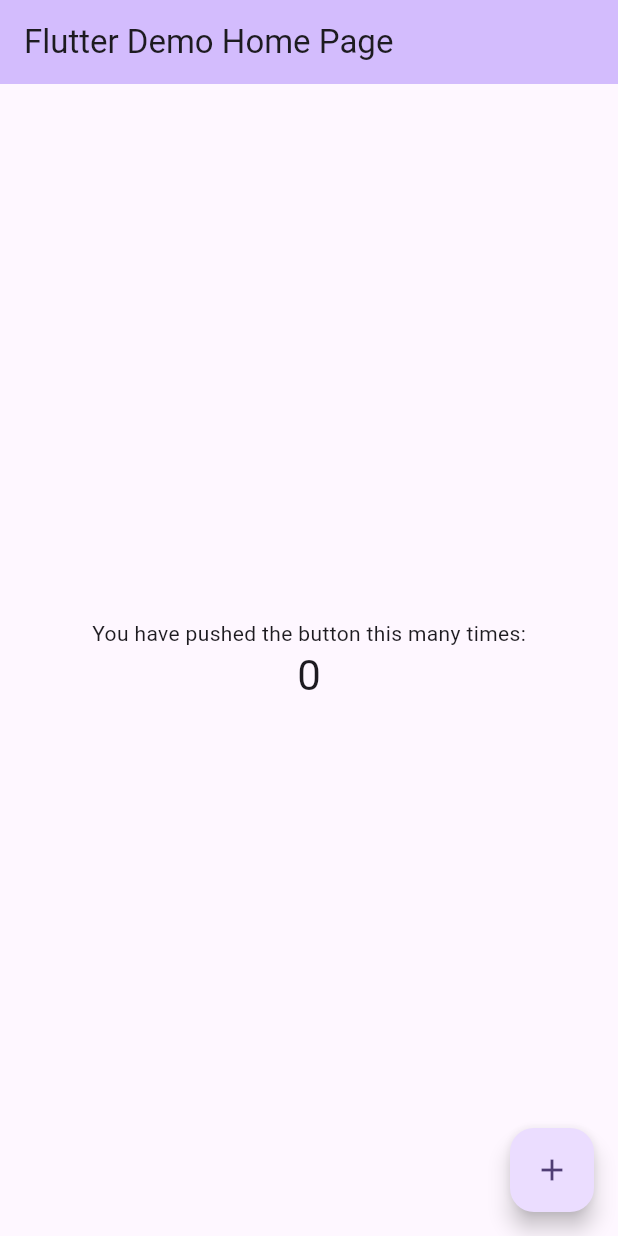
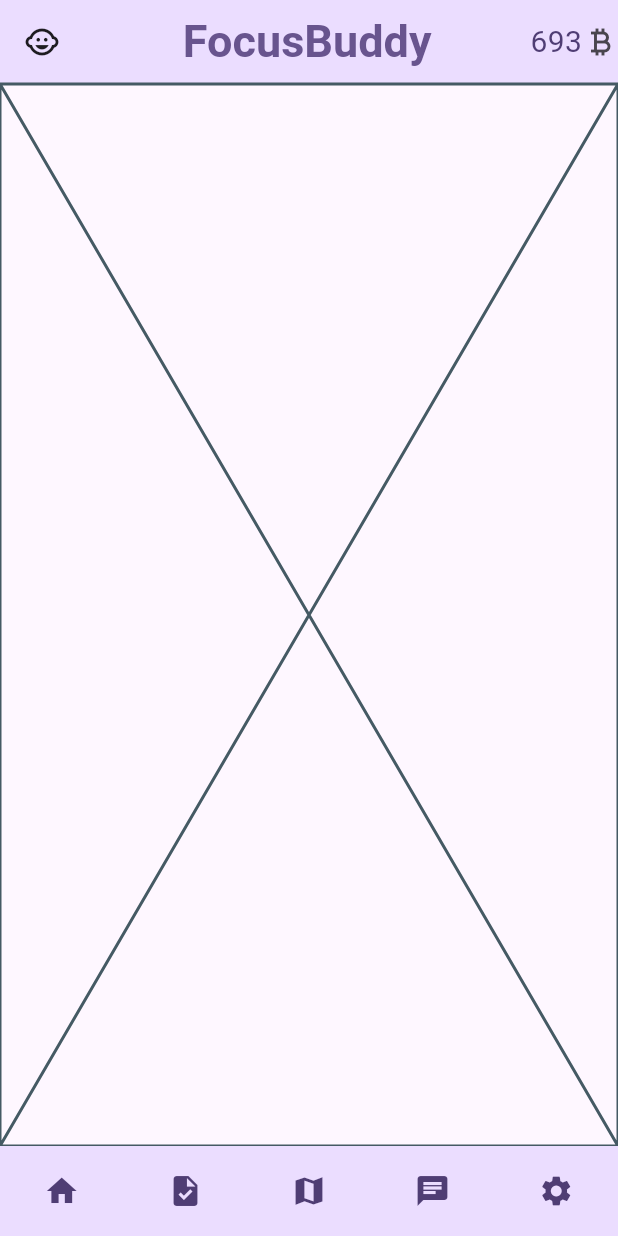
Before and after one commit to avnithv/CongressionalApp2023, a Flutter app: the screen it shows after launch, on a phone screen of 412 x 824 dp. Run offline on Flutter 3.47's test engine with Material 2 defaults, Android fonts, the phone set to English and light mode, and no system bars.

Commit message:
Added app layout

```diff
--- a/congressional_app/lib/main.dart
+++ b/congressional_app/lib/main.dart
@@ -7,119 +7,114 @@ void main() {
 class MyApp extends StatelessWidget {
   const MyApp({super.key});
 
-  // This widget is the root of your application.
   @override
   Widget build(BuildContext context) {
     return MaterialApp(
       title: 'Flutter Demo',
       theme: ThemeData(
-        // This is the theme of your application.
-        //
-        // TRY THIS: Try running your application with "flutter run". You'll see
-        // the application has a blue toolbar. Then, without quitting the app,
-        // try changing the seedColor in the colorScheme below to Colors.green
-        // and then invoke "hot reload" (save your changes or press the "hot
-        // reload" button in a Flutter-supported IDE, or press "r" if you used
-        // the command line to start the app).
-        //
-        // Notice that the counter didn't reset back to zero; the application
-        // state is not lost during the reload. To reset the state, use hot
-        // restart instead.
-        //
-        // This works for code too, not just values: Most code changes can be
-        // tested with just a hot reload.
         colorScheme: ColorScheme.fromSeed(seedColor: Colors.deepPurple),
         useMaterial3: true,
       ),
-      home: const MyHomePage(title: 'Flutter Demo Home Page'),
+      home: MyHomePage(),
     );
   }
 }
 
 class MyHomePage extends StatefulWidget {
-  const MyHomePage({super.key, required this.title});
-
-  // This widget is the home page of your application. It is stateful, meaning
-  // that it has a State object (defined below) that contains fields that affect
-  // how it looks.
-
-  // This class is the configuration for the state. It holds the values (in this
-  // case the title) provided by the parent (in this case the App widget) and
-  // used by the build method of the State. Fields in a Widget subclass are
-  // always marked "final".
-
-  final String title;
+  MyHomePage({super.key});
 
   @override
   State<MyHomePage> createState() => _MyHomePageState();
 }
 
 class _MyHomePageState extends State<MyHomePage> {
-  int _counter = 0;
-
-  void _incrementCounter() {
-    setState(() {
-      // This call to setState tells the Flutter framework that something has
-      // changed in this State, which causes it to rerun the build method below
-      // so that the display can reflect the updated values. If we changed
-      // _counter without calling setState(), then the build method would not be
-      // called again, and so nothing would appear to happen.
-      _counter++;
-    });
-  }
+  var selectedPage = 0;
+  var coins = 693;
 
   @override
   Widget build(BuildContext context) {
-    // This method is rerun every time setState is called, for instance as done
-    // by the _incrementCounter method above.
-    //
-    // The Flutter framework has been optimized to make rerunning build methods
-    // fast, so that you can just rebuild anything that needs updating rather
-    // than having to individually change instances of widgets.
+    Widget page;
+    switch(selectedPage) {
+      case 0:
+        page = const Placeholder();
+        break;
+      case 1:
+        page = const Placeholder();
+        break;
+      case 2:
+        page = const Placeholder();
+        break;
+      case 3:
+        page = const Placeholder();
+        break;
+      case 4:
+        page = const Placeholder();
+        break;
+      default:
+        throw UnimplementedError("no widget for page $selectedPage");
+    }
     return Scaffold(
-      appBar: AppBar(
-        // TRY THIS: Try changing the color here to a specific color (to
-        // Colors.amber, perhaps?) and trigger a hot reload to see the AppBar
-        // change color while the other colors stay the same.
-        backgroundColor: Theme.of(context).colorScheme.inversePrimary,
-        // Here we take the value from the MyHomePage object that was created by
-        // the App.build method, and use it to set our appbar title.
-        title: Text(widget.title),
+      body: Column(
+        mainAxisAlignment: MainAxisAlignment.center,
+        children: [
+          AppBar(
+            leading: const Icon(Icons.child_care),
+            title: Center(
+              child: Text(
+                "FocusBuddy",
+                style: TextStyle(
+                  color: Theme.of(context).colorScheme.primary,
+                  fontSize: 30,
+                  fontWeight: FontWeight.bold,
+                ),
+              )
+            ),
+            actions: [
+              Text(
+                "$coins",
+                style: TextStyle(
+                  color: Theme.of(context).colorScheme.onPrimaryContainer,
+                  fontSize: 20,
+                ),
+              ),
+              const Icon(Icons.currency_bitcoin),
+            ],
+            backgroundColor: Theme.of(context).colorScheme.primaryContainer,
+          ),
+          Expanded(child: page),
+        ],
       ),
-      body: Center(
-        // Center is a layout widget. It takes a single child and positions it
-        // in the middle of the parent.
-        child: Column(
-          // Column is also a layout widget. It takes a list of children and
-          // arranges them vertically. By default, it sizes itself to fit its
-          // children horizontally, and tries to be as tall as its parent.
-          //
-          // Column has various properties to control how it sizes itself and
-          // how it positions its children. Here we use mainAxisAlignment to
-          // center the children vertically; the main axis here is the vertical
-          // axis because Columns are vertical (the cross axis would be
-          // horizontal).
-          //
-          // TRY THIS: Invoke "debug painting" (choose the "Toggle Debug Paint"
-          // action in the IDE, or press "p" in the console), to see the
-          // wireframe for each widget.
-          mainAxisAlignment: MainAxisAlignment.center,
-          children: <Widget>[
-            const Text(
-              'You have pushed the button this many times:',
-            ),
-            Text(
-              '$_counter',
-              style: Theme.of(context).textTheme.headlineMedium,
-            ),
-          ],
+      bottomNavigationBar: SizedBox(
+        height: 60,
+        child: Container(
+          color: Theme.of(context).colorScheme.primaryContainer,
+          child: Row(
+            mainAxisAlignment: MainAxisAlignment.spaceAround,
+            children: [
+              IconButton(
+                onPressed: () => {setState(() {selectedPage = 0;})},
+                icon: Icon(Icons.home, color: Theme.of(context).colorScheme.onPrimaryContainer)
+              ),
+              IconButton(
+                onPressed: () => {setState(() {selectedPage = 1;})},
+                icon: Icon(Icons.task, color: Theme.of(context).colorScheme.onPrimaryContainer)
+              ),
+              IconButton(
+                onPressed: () => {setState(() {selectedPage = 2;})},
+                icon: Icon(Icons.map_sharp, color: Theme.of(context).colorScheme.onPrimaryContainer)
+              ),
+              IconButton(
+                onPressed: () => {setState(() {selectedPage = 3;})},
+                icon: Icon(Icons.chat, color: Theme.of(context).colorScheme.onPrimaryContainer)
+              ),
+              IconButton(
+                onPressed: () => {setState(() {selectedPage = 4;})},
+                icon: Icon(Icons.settings, color: Theme.of(context).colorScheme.onPrimaryContainer)
+              ),
+            ],
+          ),
         ),
       ),
-      floatingActionButton: FloatingActionButton(
-        onPressed: _incrementCounter,
-        tooltip: 'Increment',
-        child: const Icon(Icons.add),
-      ), // This trailing comma makes auto-formatting nicer for build methods.
     );
   }
 }
```
Also changed, not shown: 1 other file.
